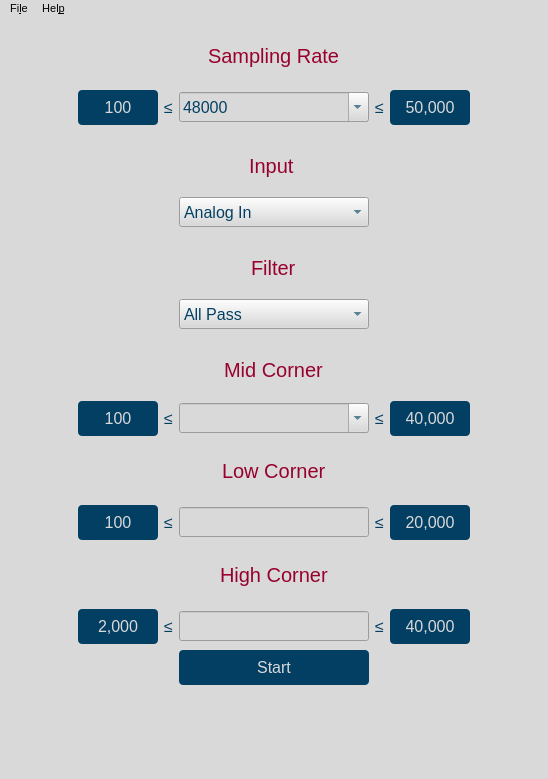
This is gui/qtdesigner/BasicOperation.ui in wyattduber/CyDAQ as Qt 5 draws it before an edit. The edited form follows.
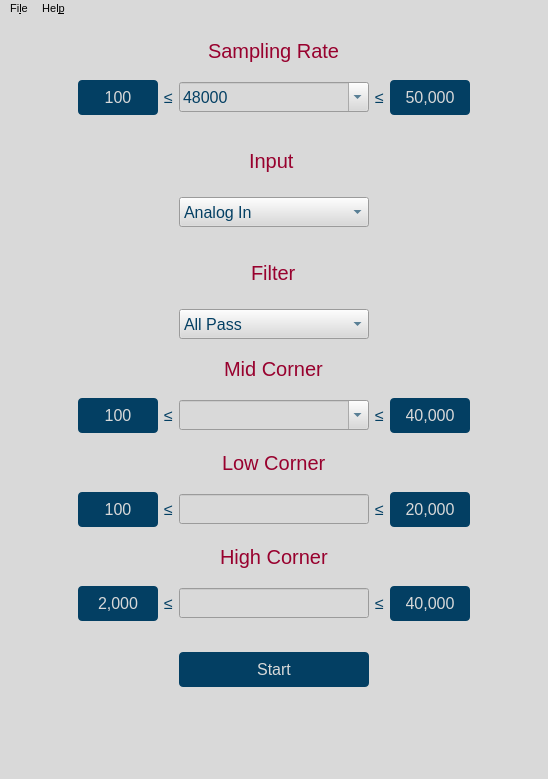
This is the edited form.

Patch:
```diff
--- a/gui/qtdesigner/BasicOperation.ui
+++ b/gui/qtdesigner/BasicOperation.ui
@@ -19,12 +19,6 @@
     <height>625</height>
    </size>
   </property>
-  <property name="maximumSize">
-   <size>
-    <width>700</width>
-    <height>800</height>
-   </size>
-  </property>
   <property name="font">
    <font>
     <family>Segoe UI</family>
@@ -71,6 +65,12 @@
    <layout class="QVBoxLayout" name="verticalLayout">
     <item alignment="Qt::AlignHCenter">
      <widget class="QLabel" name="sampling_rate_label">
+      <property name="maximumSize">
+       <size>
+        <width>16777215</width>
+        <height>37</height>
+       </size>
+      </property>
       <property name="text">
        <string>Sampling Rate</string>
       </property>
@@ -368,28 +368,12 @@
       </item>
      </widget>
     </item>
-    <item>
-     <spacer name="verticalSpacer_4">
-      <property name="orientation">
-       <enum>Qt::Vertical</enum>
-      </property>
-      <property name="sizeType">
-       <enum>QSizePolicy::Minimum</enum>
-      </property>
-      <property name="sizeHint" stdset="0">
-       <size>
-        <width>10</width>
-        <height>10</height>
-       </size>
-      </property>
-     </spacer>
-    </item>
     <item alignment="Qt::AlignHCenter">
      <widget class="QLabel" name="mid_corner_label">
       <property name="maximumSize">
        <size>
-        <width>100</width>
-        <height>50</height>
+        <width>16777215</width>
+        <height>37</height>
        </size>
       </property>
       <property name="text">
@@ -527,6 +511,12 @@
     </item>
     <item alignment="Qt::AlignHCenter">
      <widget class="QLabel" name="low_corner_label">
+      <property name="maximumSize">
+       <size>
+        <width>16777215</width>
+        <height>37</height>
+       </size>
+      </property>
       <property name="text">
        <string>Low Corner</string>
       </property>
@@ -620,6 +610,12 @@
     </item>
     <item alignment="Qt::AlignHCenter">
      <widget class="QLabel" name="high_corner_label">
+      <property name="maximumSize">
+       <size>
+        <width>16777215</width>
+        <height>37</height>
+       </size>
+      </property>
       <property name="text">
        <string>High Corner</string>
       </property>
@@ -711,6 +707,22 @@
       </item>
      </layout>
     </item>
+    <item>
+     <spacer name="verticalSpacer">
+      <property name="orientation">
+       <enum>Qt::Vertical</enum>
+      </property>
+      <property name="sizeType">
+       <enum>QSizePolicy::Fixed</enum>
+      </property>
+      <property name="sizeHint" stdset="0">
+       <size>
+        <width>10</width>
+        <height>20</height>
+       </size>
+      </property>
+     </spacer>
+    </item>
     <item alignment="Qt::AlignHCenter">
      <widget class="QPushButton" name="start_stop_sampling_btn">
       <property name="minimumSize">
@@ -726,6 +738,12 @@
     </item>
     <item>
      <widget class="QLabel" name="connection_status_label">
+      <property name="maximumSize">
+       <size>
+        <width>16777215</width>
+        <height>38</height>
+       </size>
+      </property>
       <property name="text">
        <string/>
       </property>
```
